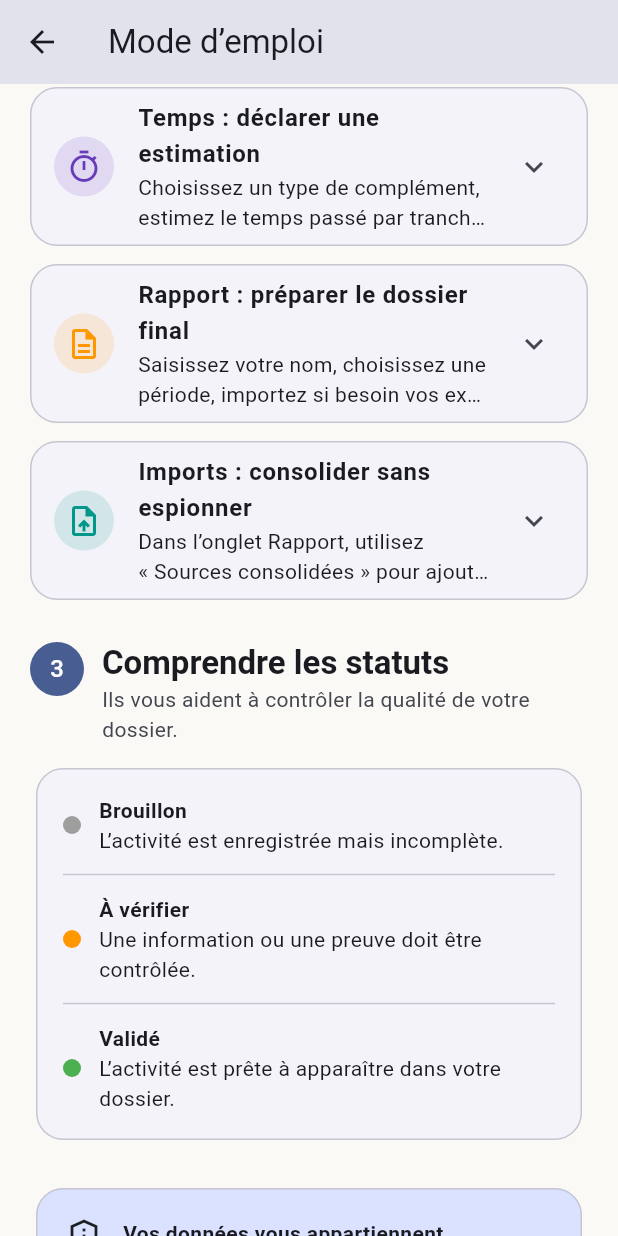
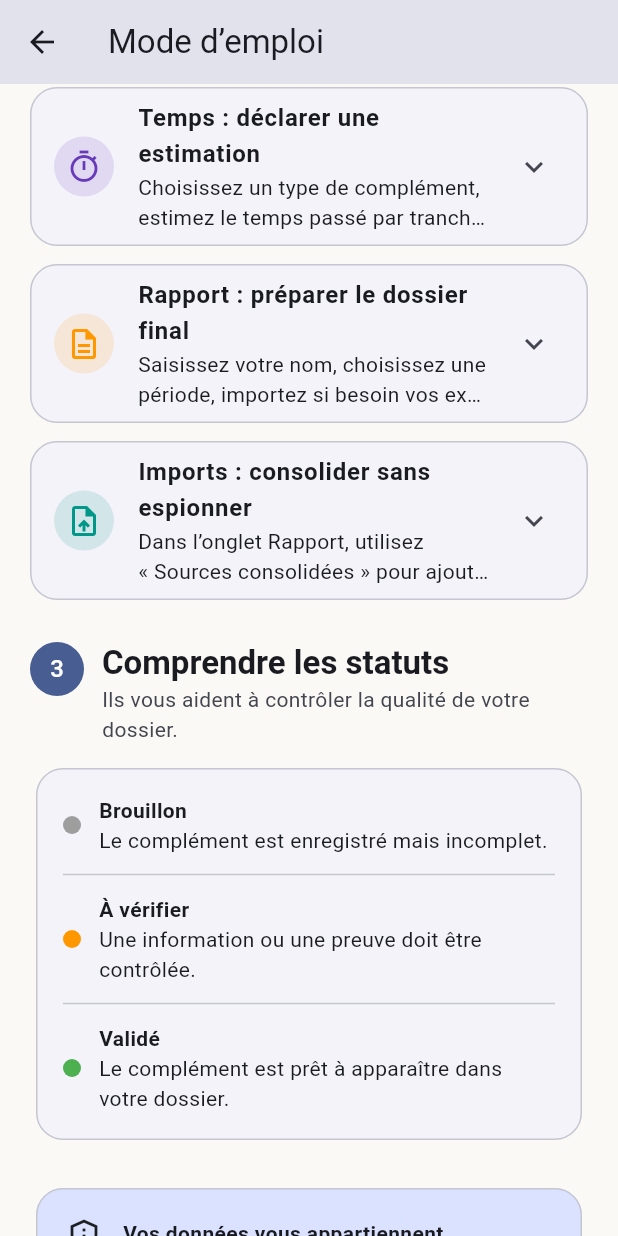
Before and after one commit to stephaneG-frep/RecruitProof, a Flutter app: the HelpScreen screen opened directly, scrolled down 1152 dp, on a phone screen of 412 x 824 dp. Run offline on Flutter 3.47's test engine with Material 3 defaults, Android fonts, the phone set to English and light mode, and no system bars; our stand-ins replace file_picker, hive_flutter, pdf; accounts and stored records are empty.

Commit message:
Polish RecruitProof UX wording

```diff
--- a/lib/screens/help_screen.dart
+++ b/lib/screens/help_screen.dart
@@ -162,7 +162,7 @@ class HelpScreen extends StatelessWidget {
                   _StatusLine(
                     color: Colors.grey,
                     title: 'Brouillon',
-                    description: 'L’activité est enregistrée mais incomplète.',
+                    description: 'Le complément est enregistré mais incomplet.',
                   ),
                   Divider(height: 26),
                   _StatusLine(
@@ -176,7 +176,7 @@ class HelpScreen extends StatelessWidget {
                     color: Colors.green,
                     title: 'Validé',
                     description:
-                        'L’activité est prête à apparaître dans votre dossier.',
+                        'Le complément est prêt à apparaître dans votre dossier.',
                   ),
                 ],
               ),
@@ -202,7 +202,7 @@ class HelpScreen extends StatelessWidget {
                         ),
                         SizedBox(height: 6),
                         Text(
-                          'RecruitProof n’espionne pas votre activité, ne crée '
+                          'RecruitProof n’espionne pas vos actions, ne crée '
                           'aucun compte et n’envoie pas vos données vers un '
                           'serveur. Vous choisissez chaque information et chaque '
                           'preuve ajoutée.',
@@ -280,7 +280,7 @@ class _Workflow extends StatelessWidget {
           _WorkflowStep(
             icon: Icons.add_task,
             title: '1. Notez',
-            text: 'Créez une activité après votre démarche.',
+            text: 'Ajoutez un complément après votre démarche.',
           ),
           _WorkflowStep(
             icon: Icons.attach_file,
--- a/lib/services/import_service.dart
+++ b/lib/services/import_service.dart
@@ -83,8 +83,7 @@ class ImportService {
           category: 'Rapport preuve',
           platform: source.label,
           status: 'Preuve jointe',
-          notes:
-              'Rapport PDF ajouté manuellement comme preuve source du dossier.',
+          notes: 'Rapport PDF ajouté manuellement comme preuve du dossier.',
           proofCount: 1,
         ),
       );
--- a/lib/services/local_database_service.dart
+++ b/lib/services/local_database_service.dart
@@ -189,7 +189,7 @@ class LocalDatabaseService {
       startTime: start,
       endTime: start.add(Duration(minutes: minutes)),
       platform: platform,
-      notes: 'Activité de démonstration, modifiable ou supprimable.',
+      notes: 'Complément de démonstration, modifiable ou supprimable.',
       status: ActivityStatus.validated,
     );
   }
```
